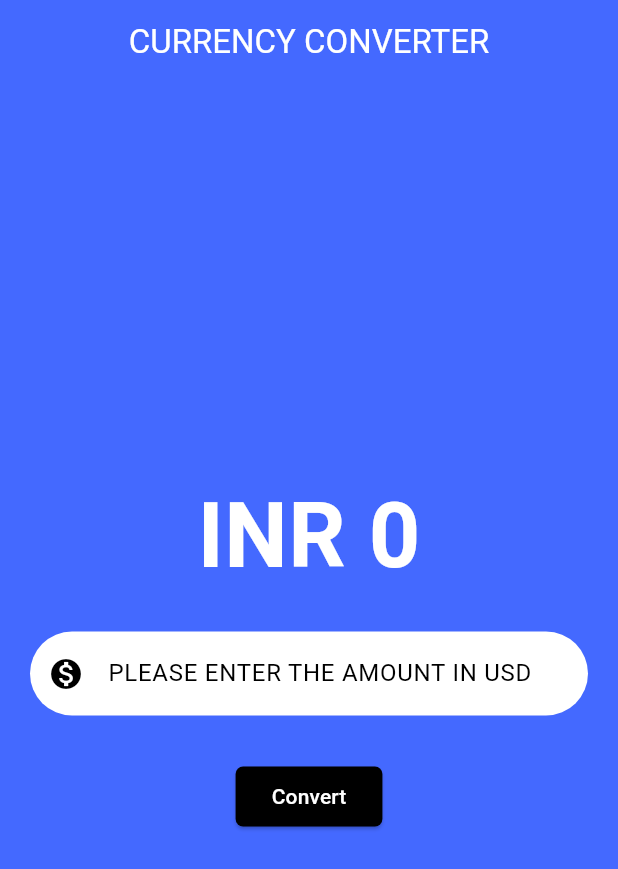
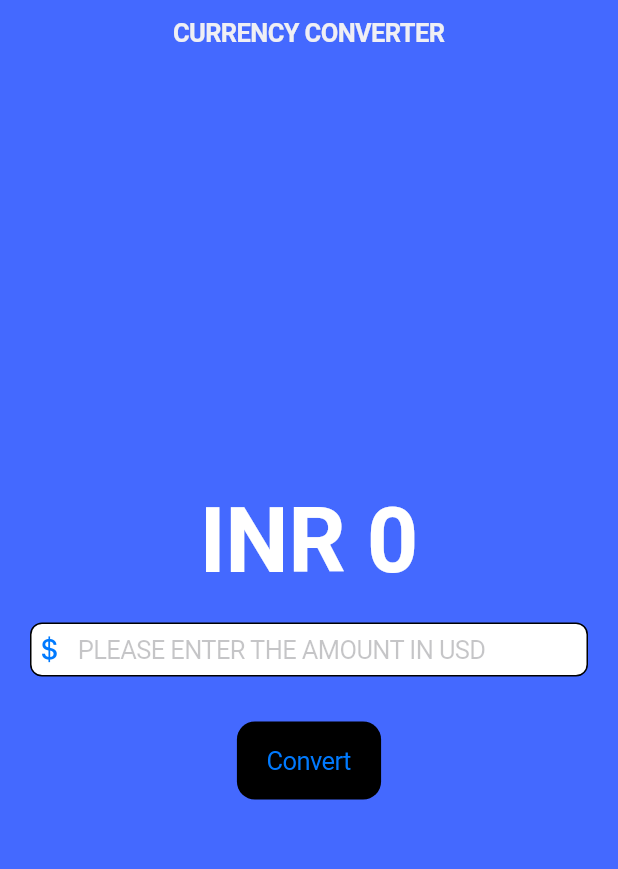
Before and after one commit to Saurabh0479/currency-converter, a Flutter app: the screen it shows after launch, on a phone screen of 412 x 824 dp. Shown: the top 869 px of the screen. Run offline on Flutter 3.47's test engine with Material 3 defaults, Android fonts, the phone set to English and light mode, and no system bars.

Commit message:
cupertino design

```diff
--- a/lib/currency_converter_cupertino_page.dart
+++ b/lib/currency_converter_cupertino_page.dart
@@ -0,0 +1,82 @@
+import 'package:flutter/cupertino.dart';
+
+class CurrencyConverterCupertinoPage extends StatefulWidget {
+  const CurrencyConverterCupertinoPage({super.key});
+
+  @override
+  State<CurrencyConverterCupertinoPage> createState() => _CurrencyConverterCupertinoPageState();
+}
+
+class _CurrencyConverterCupertinoPageState extends State<CurrencyConverterCupertinoPage> {
+  double result = 0;
+    final TextEditingController textEditingController = TextEditingController();
+
+  @override
+  Widget build(BuildContext context) {
+    return CupertinoPageScaffold(
+      backgroundColor: const Color.fromARGB(255, 68, 105, 255),
+        navigationBar: CupertinoNavigationBar(
+          backgroundColor: const Color.fromARGB(255, 68, 105, 255),
+          middle: const Text(
+            'CURRENCY CONVERTER',
+            style: TextStyle(
+              color: CupertinoColors.extraLightBackgroundGray,
+            )
+          ),
+        ),
+        child: Center(
+          child: Column(
+          mainAxisAlignment: MainAxisAlignment.center,
+          // crossAxisAlignment: CrossAxisAlignment.end,
+          children: [
+             Text(
+               'INR ${result != 0 ? result.toStringAsFixed(2): result.toStringAsFixed(0)}' ,
+              style: const TextStyle(
+                fontSize: 60,
+                fontWeight: FontWeight.bold,
+                color: Color.fromARGB(255, 255, 255, 255),
+              )
+              ),
+              Padding(
+                padding: const EdgeInsets.all(20.0),
+                child: CupertinoTextField(
+                  controller: textEditingController,
+                  style: const TextStyle(
+                    color: CupertinoColors.black,
+                  ),
+                  decoration: BoxDecoration(
+                    color: CupertinoColors.white,
+                    border: Border.all(),
+                    borderRadius: BorderRadius.circular(8),
+                  ),
+                   placeholder: 'PLEASE ENTER THE AMOUNT IN USD',
+                   prefix: Icon(CupertinoIcons.money_dollar),
+                  keyboardType: const TextInputType.numberWithOptions(
+                    decimal: true,
+                  ),
+                ),
+              ),
+
+              // button
+
+              // raised
+              // appears like a text
+              Padding(
+                padding: const EdgeInsets.all(10.0),
+                child: CupertinoButton(
+                  color: CupertinoColors.black,
+                  onPressed: (){
+                    result = double.parse(textEditingController.text)*94.36;
+                    setState( () {
+
+                    });
+                  },
+                  child: const Text('Convert'),
+                  ),
+               ),
+            ],
+          ),
+        ),
+      );
+   }
+}
--- a/lib/main.dart
+++ b/lib/main.dart
@@ -1,17 +1,31 @@
 import 'package:currency_converter/currency_converter_material_page.dart';
+import 'package:currency_converter/currency_converter_cupertino_page.dart';
+import 'package:flutter/cupertino.dart';
 import 'package:flutter/material.dart';
 
+
 void main(){
-  runApp(const MyApp());
+  runApp(const MyCupertinoApp());
 
 }
  class MyApp extends StatelessWidget{
   const MyApp({super.key});
   @override
    Widget build(BuildContext context){
-    return MaterialApp(
+    return const MaterialApp(
       home: CurrencyConverterMaterialPage(),
     );
 
    }
  }
+
+ class MyCupertinoApp extends StatelessWidget {
+  const MyCupertinoApp({super.key});
+
+  @override
+  Widget build(BuildContext context) {
+    return const CupertinoApp(
+      home: CurrencyConverterCupertinoPage(),
+    );
+  }
+}
```
